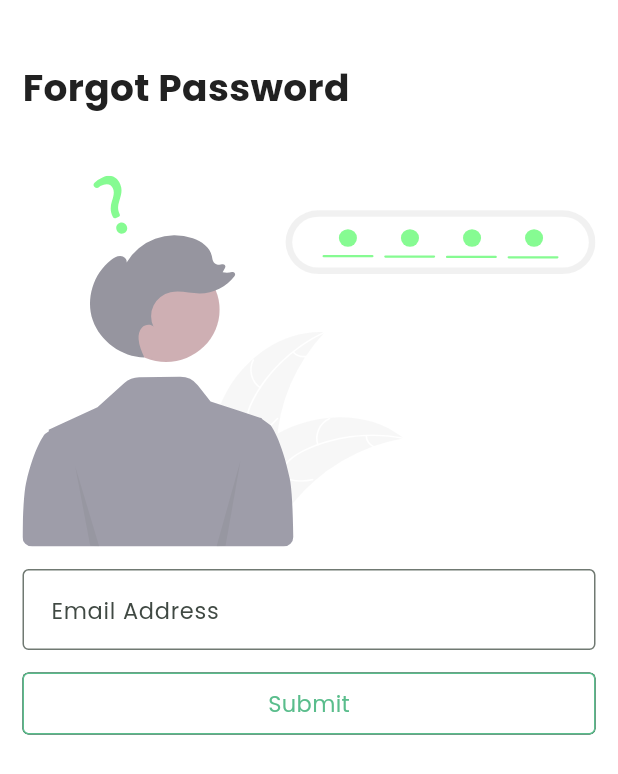
After one commit to Rawat-Arjun/kitaabe-World_of_Books, a Flutter app: the ForgotPasswordView screen opened directly, on a phone screen of 412 x 824 dp. The commit adds this screen. Shown: the top 774 px of the screen. Run offline on Flutter 3.47's test engine with Material 3 defaults, Android fonts, the phone set to English and light mode, and no system bars; our stand-ins replace flutter_svg, google_fonts.

Commit message:
improve UI of auth and onboarding section

```diff
--- /dev/null
+++ b/lib/views/auth/forgot_password_view.dart
@@ -0,0 +1,134 @@
+import 'package:flutter/material.dart';
+import 'package:flutter_svg/svg.dart';
+import 'package:google_fonts/google_fonts.dart';
+import 'package:kitaabe/common/color_extension.dart';
+
+import '../../common/custom_button.dart';
+
+class ForgotPasswordView extends StatefulWidget {
+  const ForgotPasswordView({super.key});
+
+  @override
+  State<ForgotPasswordView> createState() => _ForgotPasswordViewState();
+}
+
+class _ForgotPasswordViewState extends State<ForgotPasswordView> {
+  final _formkey = GlobalKey<FormState>();
+  final emailController = TextEditingController();
+  bool isButtonPressed = false;
+  @override
+  Widget build(BuildContext context) {
+    var media = MediaQuery.of(context).size;
+    return Scaffold(
+      backgroundColor: Colors.white,
+      body: Form(
+        key: _formkey,
+        child: SingleChildScrollView(
+          child: Container(
+            padding: EdgeInsets.symmetric(
+              horizontal: 15,
+              vertical: 40,
+            ),
+            child: Column(
+              crossAxisAlignment: CrossAxisAlignment.start,
+              children: [
+                Text(
+                  'Forgot Password',
+                  style: GoogleFonts.poppins(
+                    color: TColor.text,
+                    fontSize: 25,
+                    fontWeight: FontWeight.w700,
+                  ),
+                ),
+                SizedBox(
+                  height: media.height * 0.05,
+                ),
+                Opacity(
+                  opacity: 0.5,
+                  child: SvgPicture.asset(
+                    'assets/images/forgot_password.svg',
+                    placeholderBuilder: (context) =>
+                        CircularProgressIndicator(),
+                    width: double.infinity,
+                    height: media.height * 0.3,
+                    fit: BoxFit.fill,
+                  ),
+                ),
+                SizedBox(
+                  height: 15,
+                ),
+                TextFormField(
+                  onTapOutside: (event) {
+                    FocusScope.of(context).unfocus();
+                  },
+                  controller: emailController,
+                  cursorColor: TColor.primary,
+                  keyboardType: TextInputType.emailAddress,
+                  decoration: InputDecoration(
+                    border: OutlineInputBorder(),
+                    contentPadding: EdgeInsets.symmetric(
+                      horizontal: 15,
+                      vertical: 15,
+                    ),
+                    hintText: 'Email Address',
+                    hintStyle: GoogleFonts.poppins(fontSize: 15),
+                  ),
+                ),
+                SizedBox(
+                  height: 15,
+                ),
+                CustomButton(
+                  minWidth: double.infinity,
+                  minHeight: media.height * 0.05,
+                  onPressed: () async {
+                    FocusScope.of(context).unfocus();
+                    setState(() {
+                      isButtonPressed = true;
+                    });
+
+                    await Future.delayed(
+                      Duration(seconds: 1),
+                    );
+                    setState(() {
+                      isButtonPressed = false;
+                    });
+                  },
+                  boxDecoration: BoxDecoration(
+                    borderRadius: BorderRadius.circular(4),
+                    color: isButtonPressed == false
+                        ? Colors.white
+                        : TColor.primary,
+                    border: Border.all(
+                      color: TColor.primary,
+                    ),
+                    boxShadow: [
+                      isButtonPressed == false
+                          ? BoxShadow()
+                          : BoxShadow(
+                              color: Color.fromRGBO(33, 33, 33, 0.5),
+                              spreadRadius: 2,
+                              blurRadius: 6,
+                              offset: Offset(0, 3),
+                            ),
+                    ],
+                  ),
+                  child: Center(
+                    child: Text(
+                      'Submit',
+                      style: GoogleFonts.poppins(
+                        color: isButtonPressed == false
+                            ? TColor.primary
+                            : Colors.white,
+                        fontSize: 15,
+                      ),
+                    ),
+                  ),
+                ),
+              ],
+            ),
+          ),
+        ),
+      ),
+    );
+  }
+}
--- a/lib/views/get_started_view.dart
+++ b/lib/views/get_started_view.dart
@@ -19,7 +19,7 @@ class _GetStartedViewState extends State<GetStartedView> {
       backgroundColor: Colors.white,
       body: Center(
         child: CustomButton(
-          minWidth: media.width * 0.3,
+          minWidth: media.width * 0.5,
           minHeight: media.height * 0.1,
           onPressed: () {
             Navigator.of(context).pushReplacement(
@@ -31,7 +31,7 @@ class _GetStartedViewState extends State<GetStartedView> {
           boxDecoration: BoxDecoration(
             color: TColor.primary,
             shape: BoxShape.rectangle,
-            borderRadius: BorderRadius.circular(8),
+            borderRadius: BorderRadius.circular(4),
           ),
           child: Center(
             child: Text(
```
Also changed, not shown: lib/main.dart (+17 -1 lines), lib/views/auth/sign_in_view.dart (+76 -11 lines), lib/views/auth/sign_up_view.dart (+254 -0 lines), lib/views/auth/welcome_view.dart (+69 -17 lines), lib/views/onboarding/onboarding_view.dart (+12 -12 lines), assets/images/forgot_password.svg (added), 1 other file.
